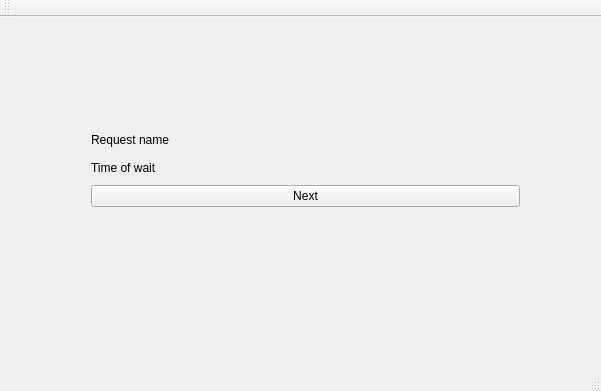
Qt form mainwindow.ui (TheRzzan/SmoCursWork) before a commit.
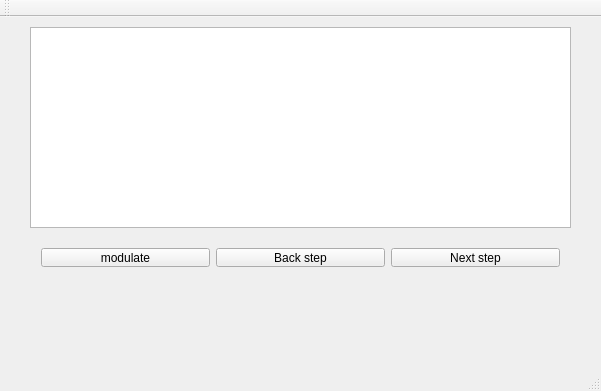
The same form after that commit.

Commit message: Controller class updated.

```diff
--- a/mainwindow.ui
+++ b/mainwindow.ui
@@ -14,34 +14,44 @@
    <string>MainWindow</string>
   </property>
   <widget class="QWidget" name="centralWidget">
-   <widget class="QWidget" name="verticalLayoutWidget">
+   <widget class="QTextBrowser" name="textBrowser">
     <property name="geometry">
      <rect>
-      <x>80</x>
-      <y>100</y>
-      <width>451</width>
-      <height>101</height>
+      <x>30</x>
+      <y>10</y>
+      <width>541</width>
+      <height>201</height>
      </rect>
     </property>
-    <layout class="QVBoxLayout" name="verticalLayout">
+   </widget>
+   <widget class="QWidget" name="horizontalLayoutWidget">
+    <property name="geometry">
+     <rect>
+      <x>30</x>
+      <y>220</y>
+      <width>541</width>
+      <height>41</height>
+     </rect>
+    </property>
+    <layout class="QHBoxLayout" name="horizontalLayout">
      <item>
-      <widget class="QLabel" name="textRequestName">
+      <widget class="QPushButton" name="buttonModulate">
        <property name="text">
-        <string>Request name</string>
+        <string>modulate</string>
        </property>
       </widget>
      </item>
      <item>
-      <widget class="QLabel" name="texrTimeOfWait">
+      <widget class="QPushButton" name="buttonBack">
        <property name="text">
-        <string>Time of wait</string>
+        <string>Back step</string>
        </property>
       </widget>
      </item>
      <item>
       <widget class="QPushButton" name="buttonNext">
        <property name="text">
-        <string>Next</string>
+        <string>Next step</string>
        </property>
       </widget>
      </item>
```
The commit also changes 7 other files.
